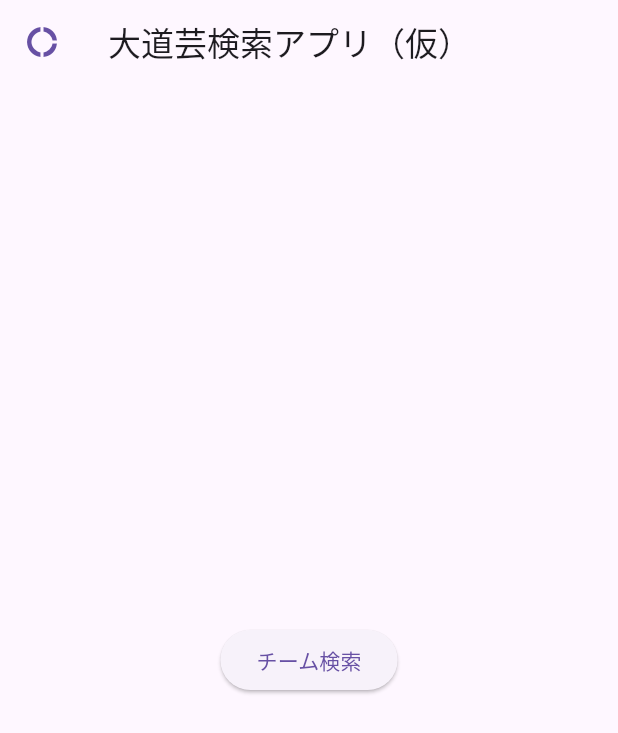
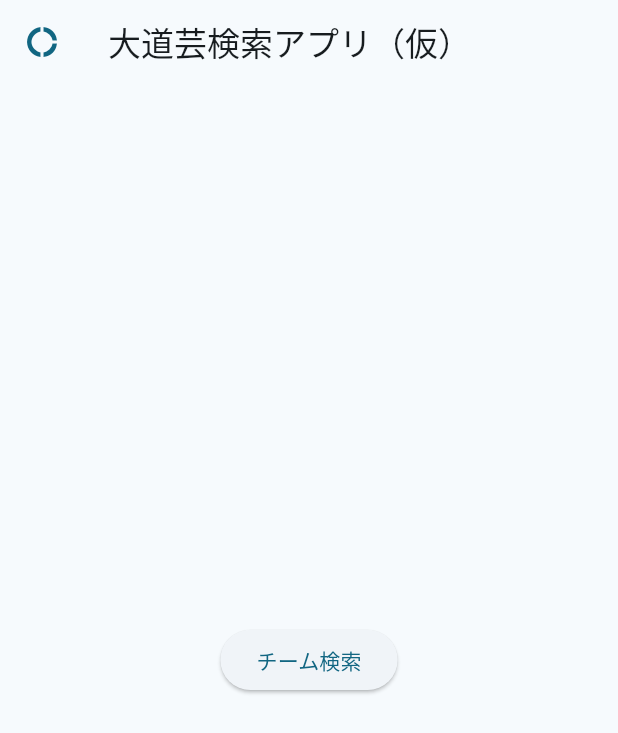
Before and after one commit to enklht/JDHelper, a Flutter app: the screen it shows after launch, on a phone screen of 412 x 824 dp. Shown: the top 733 px of the screen. Run offline on Flutter 3.47's test engine with Material 3 defaults, Android fonts, the phone set to English and light mode, and no system bars; missing offline and left inert: fuzzywuzzy.

Commit message:
fix: :bug: change colorscheme

```diff
--- a/lib/main.dart
+++ b/lib/main.dart
@@ -13,6 +13,9 @@ class MainApp extends StatelessWidget {
     return MaterialApp(
       theme: ThemeData(
         useMaterial3: true,
+        colorScheme: ColorScheme.fromSeed(
+          seedColor: Colors.blueGrey,
+        ),
       ),
       home: TitleScreen(),
     );
```
